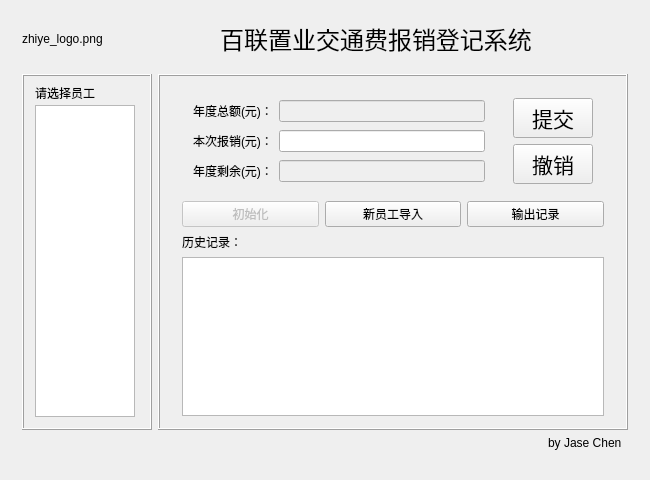
Qt form Qt projects/Accountbook/mainwindow.ui (chenomg/AccountBook) before a commit.
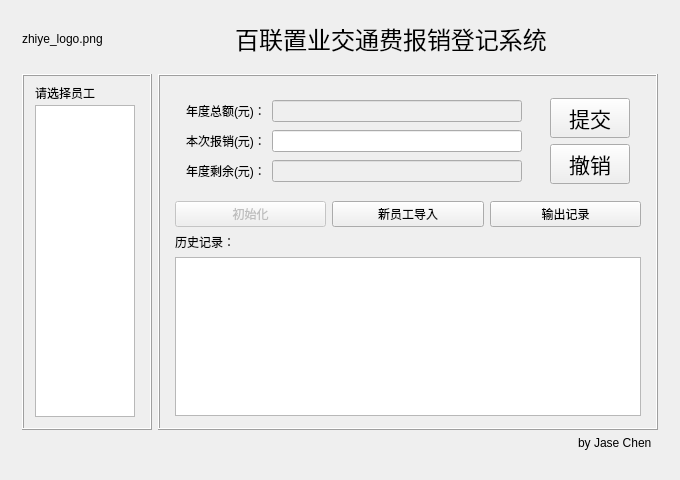
The same form after that commit.

Commit message: 1. 金额支持小数点操作(待校验，若超过两位小数点则提醒) 2. 界面调整(增加宽度，适应小数点后内容变宽)

Patch:
```diff
--- a/Qt projects/Accountbook/mainwindow.ui
+++ b/Qt projects/Accountbook/mainwindow.ui
@@ -6,7 +6,7 @@
    <rect>
     <x>0</x>
     <y>0</y>
-    <width>650</width>
+    <width>680</width>
     <height>480</height>
    </rect>
   </property>
@@ -18,13 +18,13 @@
   </property>
   <property name="minimumSize">
    <size>
-    <width>650</width>
+    <width>680</width>
     <height>480</height>
    </size>
   </property>
   <property name="maximumSize">
    <size>
-    <width>650</width>
+    <width>680</width>
     <height>480</height>
    </size>
   </property>
@@ -207,6 +207,12 @@
           <enum>QFrame::Raised</enum>
          </property>
          <layout class="QVBoxLayout" name="verticalLayout_5">
+          <property name="leftMargin">
+           <number>4</number>
+          </property>
+          <property name="rightMargin">
+           <number>4</number>
+          </property>
           <property name="bottomMargin">
            <number>12</number>
           </property>
```
The commit also changes 5 other files.
